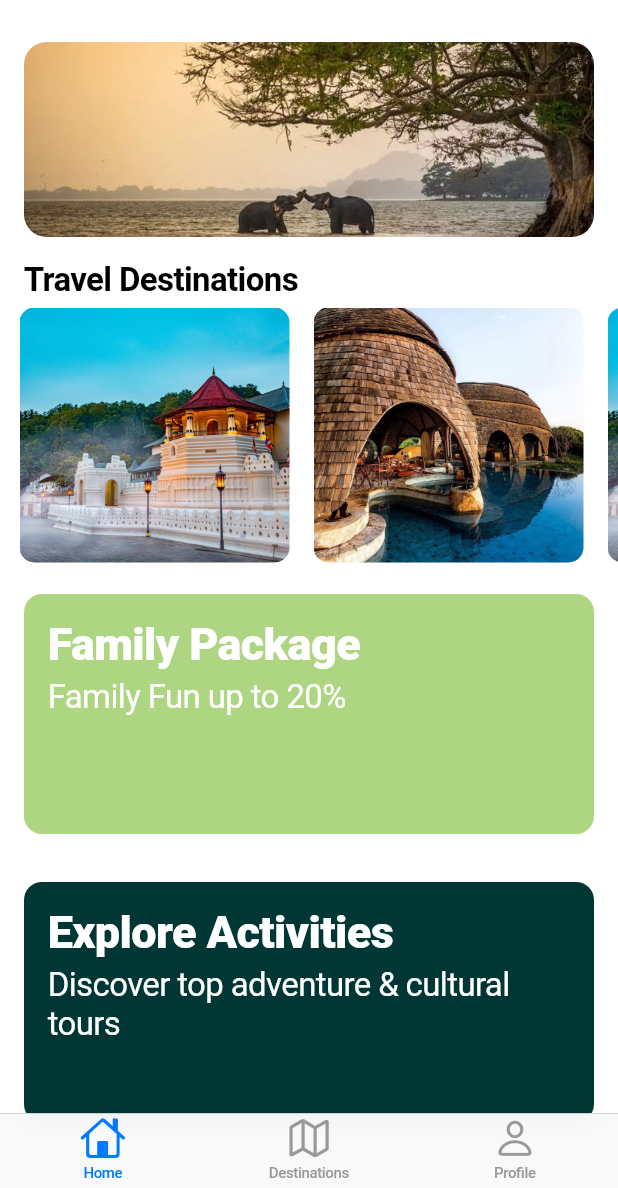
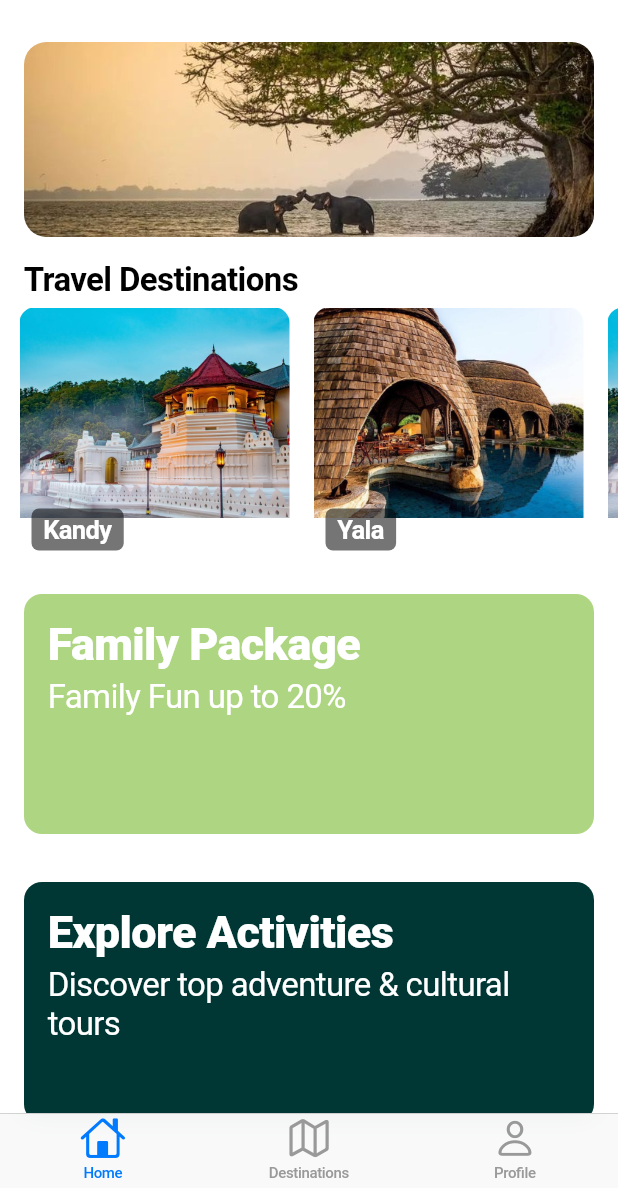
Before and after one commit to EnoshPerera/CeylonSphere, a Flutter app: the screen it shows after launch, on a phone screen of 412 x 824 dp, the part 48-1236 px from its top. Run offline on Flutter 3.47's test engine with Material 3 defaults, Android fonts, the phone set to English and light mode, and no system bars; missing offline and left inert: arkit_plugin.

```diff
--- a/lib/main.dart
+++ b/lib/main.dart
@@ -2,7 +2,8 @@ import 'package:flutter/cupertino.dart';
 import 'package:flutter/material.dart';
 import '/profile_screen.dart';
 import '/destinations_screen.dart';
-import '/explore_activities_screen.dart'; // Import Explore Activities screen
+import '/explore_activities_screen.dart';
+import '/destination_profile.dart';
 
 void main() {
   runApp(const TravelApp());
@@ -102,11 +103,14 @@ class HomeScreen extends StatelessWidget {
                   scrollDirection: Axis.horizontal,
                   padding: const EdgeInsets.all(5.0),
                   children: const [
-                    DestinationImage(imagePath: 'assets/Kandy.jpg'),
-                    DestinationImage(imagePath: 'assets/Yala.jpg'),
-                    DestinationImage(imagePath: 'assets/Kandy.jpg'),
-                    DestinationImage(imagePath: 'assets/Yala.jpg'),
-                    DestinationImage(imagePath: 'assets/Kandy.jpg'),
+                    DestinationImage(
+                        imagePath: 'assets/Kandy.jpg', title: 'Kandy'),
+                    DestinationImage(
+                        imagePath: 'assets/Yala.jpg', title: 'Yala'),
+                    DestinationImage(
+                        imagePath: 'assets/Kandy.jpg', title: 'Sigiriya'),
+                    DestinationImage(
+                        imagePath: 'assets/Yala.jpg', title: 'Galle'),
                   ],
                 ),
               ),
@@ -114,12 +118,12 @@ class HomeScreen extends StatelessWidget {
                 title: 'Family Package',
                 subtitle: 'Family Fun up to 20%',
                 color: Color(0xFFAED581),
-                onTap: () {}, // Add navigation if needed
+                onTap: () {},
               ),
               PromoBanner(
                 title: 'Explore Activities',
                 subtitle: 'Discover top adventure & cultural tours',
-                color: Color(0xFF003734), // Dark Green
+                color: Color(0xFF003734),
                 onTap: () {
                   Navigator.push(
                     context,
@@ -144,7 +148,7 @@ class HomeScreen extends StatelessWidget {
                 title: 'Adventure Deal',
                 subtitle: '30% OFF',
                 color: Colors.orangeAccent,
-                onTap: () {}, // Add navigation if needed
+                onTap: () {},
               ),
               const SizedBox(height: 10),
             ],
@@ -157,19 +161,59 @@ class HomeScreen extends StatelessWidget {
 
 class DestinationImage extends StatelessWidget {
   final String imagePath;
-  const DestinationImage({required this.imagePath, super.key});
+  final String title;
+
+  const DestinationImage({
+    required this.imagePath,
+    required this.title,
+    super.key,
+  });
 
   @override
   Widget build(BuildContext context) {
-    return Padding(
-      padding: const EdgeInsets.symmetric(horizontal: 8.0),
-      child: ClipRRect(
-        borderRadius: BorderRadius.circular(10), // Rounded corners
-        child: Image.asset(
-          imagePath,
-          width: 180, // Increased width (Adjust as needed)
-          height: 140, // Increased height slightly
-          fit: BoxFit.cover,
+    return GestureDetector(
+      onTap: () {
+        Navigator.push(
+          context,
+          CupertinoPageRoute(
+            builder: (context) =>
+                DestinationScreen(imagePath: imagePath, title: title),
+          ),
+        );
+      },
+      child: Padding(
+        padding: const EdgeInsets.symmetric(horizontal: 8.0),
+        child: ClipRRect(
+          borderRadius: BorderRadius.circular(10),
+          child: Stack(
+            children: [
+              Image.asset(
+                imagePath,
+                width: 180,
+                height: 140,
+                fit: BoxFit.cover,
+              ),
+              Positioned(
+                bottom: 8,
+                left: 8,
+                child: Container(
+                  padding:
+                      const EdgeInsets.symmetric(horizontal: 8, vertical: 4),
+                  decoration: BoxDecoration(
+                    color: Colors.black54,
+                    borderRadius: BorderRadius.circular(5),
+                  ),
+                  child: Text(
+                    title,
+                    style: const TextStyle(
+                      color: Colors.white,
+                      fontWeight: FontWeight.bold,
+                    ),
+                  ),
+                ),
+              ),
+            ],
+          ),
         ),
       ),
     );
@@ -180,20 +224,20 @@ class PromoBanner extends StatelessWidget {
   final String title;
   final String subtitle;
   final Color color;
-  final VoidCallback onTap; // Function for navigation
+  final VoidCallback onTap;
 
   const PromoBanner({
     required this.title,
     required this.subtitle,
     required this.color,
-    required this.onTap, // Pass function for navigation
+    required this.onTap,
     super.key,
   });
 
   @override
   Widget build(BuildContext context) {
     return GestureDetector(
-      onTap: onTap, // Correctly handling navigation
+      onTap: onTap,
       child: Padding(
         padding: const EdgeInsets.all(16.0),
         child: Container(
--- a/pubspec.yaml
+++ b/pubspec.yaml
@@ -30,6 +30,7 @@ environment:
 dependencies:
   flutter:
     sdk: flutter
+  arkit_plugin: ^1.1.2
 
   # The following adds the Cupertino Icons font to your application.
   # Use with the CupertinoIcons class for iOS style icons.
@@ -38,6 +39,7 @@ dependencies:
 dev_dependencies:
   flutter_test:
     sdk: flutter
+
 
   # The "flutter_lints" package below contains a set of recommended lints to
   # encourage good coding practices. The lint set provided by the package is
```
Also changed, not shown: lib/ar_temple_screen.dart (added, +65 -0 lines), lib/destination_profile.dart (added, +56 -0 lines), lib/models/destination.dart (+5 -5 lines), pubspec.lock, 6 other files.
